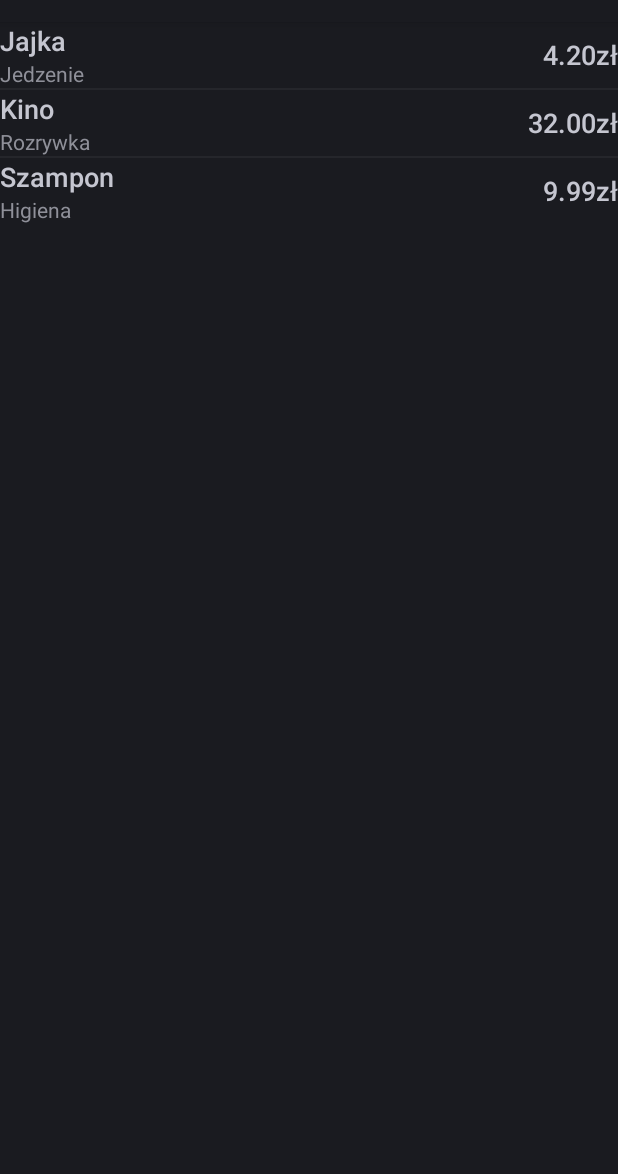
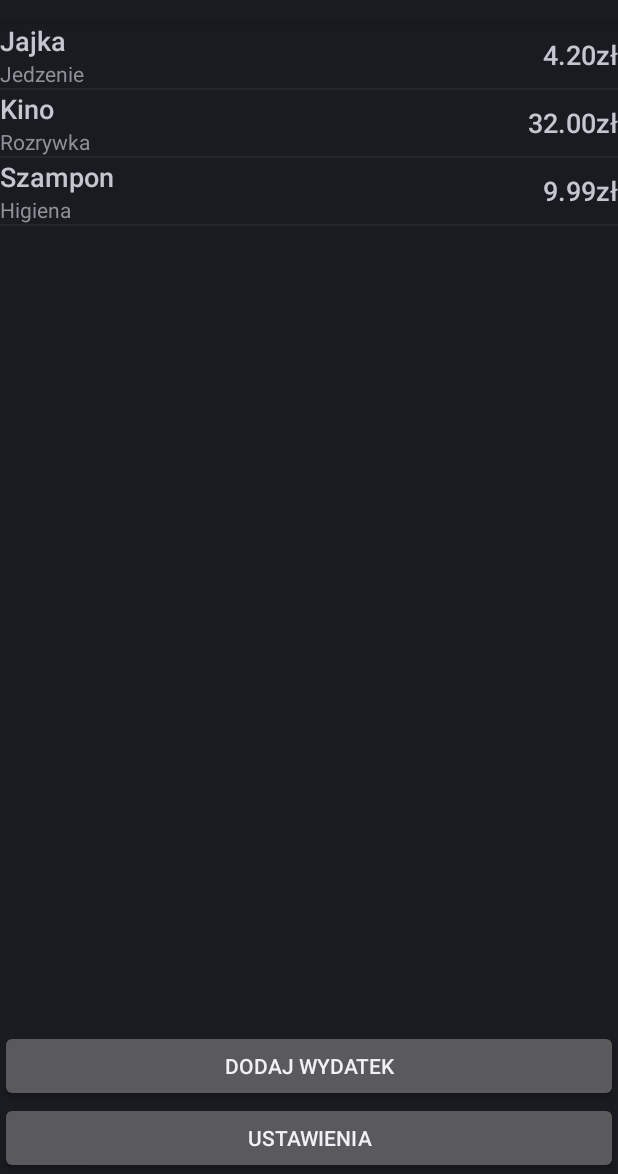
Before and after one commit to MarcinLewczyk/AndroidTutorial, an Android app: the screen it shows after launch (ExpenseListActivity), on a phone screen of 412 x 824 dp, the part 62-1236 px from its top. Run offline under Robolectric (Android 15) with nearby library versions, the phone set to English and light mode, and no system bars.

Commit message:
Dodanie ustawien

```diff
--- a/app/src/main/AndroidManifest.xml
+++ b/app/src/main/AndroidManifest.xml
@@ -28,6 +28,9 @@
             android:name=".ExpenseActivity"
             android:label="Dodaj wydatek"
             />
+        <activity
+            android:name=".PreferencesActivity"
+            android:label="Ustawienia" />
     </application>
 
 </manifest>
--- a/app/src/main/res/layout/activity_expense_list.xml
+++ b/app/src/main/res/layout/activity_expense_list.xml
@@ -1,16 +1,35 @@
 <?xml version="1.0" encoding="utf-8"?>
 <RelativeLayout xmlns:android="http://schemas.android.com/apk/res/android"
     android:layout_width="match_parent"
-    android:layout_height="match_parent">
+    android:layout_height="match_parent"
+   >
 
     <ListView
         android:layout_width="wrap_content"
         android:layout_height="wrap_content"
         android:id="@+id/listView"
         android:layout_alignParentTop="true"
+        android:layout_alignParentLeft="true"
         android:layout_alignParentStart="true"
+        android:layout_above="@+id/add_expense" />
+
+    <Button
+        android:id="@+id/add_expense"
+        android:layout_width="match_parent"
+        android:layout_height="wrap_content"
+        android:text="Dodaj wydatek"
+        android:layout_above="@+id/settings"
         android:layout_alignParentLeft="true"
-        android:layout_above="@+id/add_expense"
-        />
+        android:layout_alignParentStart="true" />
+
+    <Button
+        android:layout_width="match_parent"
+        android:layout_height="wrap_content"
+        android:text="Ustawienia"
+        android:id="@+id/settings"
+        android:onClick="settingsButton"
+        android:layout_alignParentBottom="true"
+        android:layout_centerHorizontal="true" />
+
 
 </RelativeLayout>
```
Also changed, not shown: app/src/main/java/pl/javastart/wydatex/ExpenseActivity.java (+49 -1 lines), app/src/main/java/pl/javastart/wydatex/ExpenseCategory.java (+11 -0 lines), app/src/main/java/pl/javastart/wydatex/ExpenseListActivity.java (+8 -2 lines), app/src/main/java/pl/javastart/wydatex/PreferencesActivity.java (added, +23 -0 lines), app/src/main/res/xml/preferences.xml (added, +35 -0 lines).
